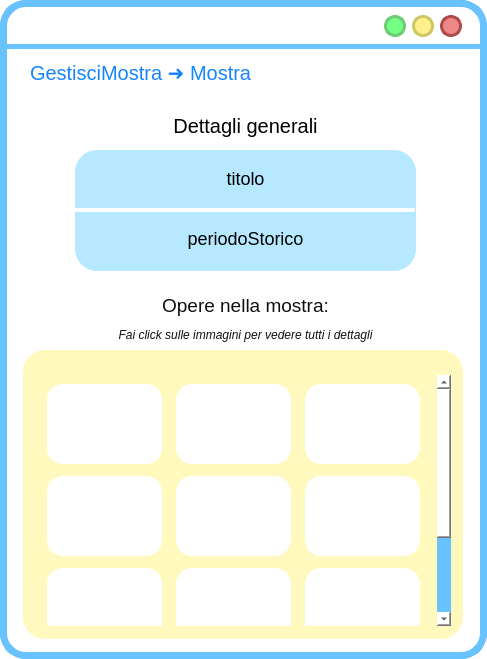
This is ui/VistaMostra.ui in SbattellaMattia/SoftwareEngineering as Qt 5 draws it before an edit. The edited form follows.
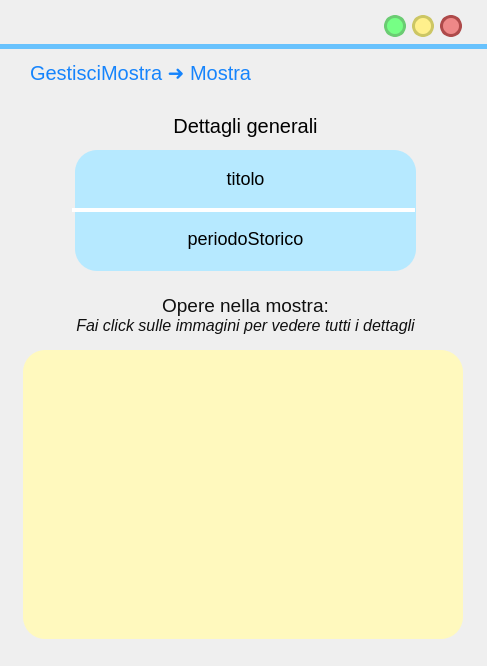
This is the edited form. Icons and pictures are not drawn.

The edit to the form file:
```diff
--- a/ui/VistaMostra.ui
+++ b/ui/VistaMostra.ui
@@ -7,7 +7,7 @@
     <x>0</x>
     <y>0</y>
     <width>487</width>
-    <height>659</height>
+    <height>666</height>
    </rect>
   </property>
   <property name="cursor">
@@ -17,34 +17,7 @@
    <string>MainWindow</string>
   </property>
   <property name="styleSheet">
-   <string notr="true">QWidget{
-background:rgb(255, 255, 255);
-border-radius:26px;
-border-color:rgb(104, 194, 253);
-border-style: solid;
-border-width:7;
-}
-
-QLabel{
-border-width:0;
-font: 20pt &quot;Lato Light&quot;;
-}
-QLineEdit{
-border-width:0;
-font: 14pt &quot;Lato Light&quot;;
-}
-QComboBox{
-border-width:0;
-font: 14pt &quot;Lato Light&quot;;
-}
-QAbstractItemView {
-    border: 3px solid  rgb(104, 194, 253);  
-border-radius:8px;
-  selection-background-color:  rgb(104, 194, 253);
-margin:-2px;
-text-align:center;
-border-width:5;
-}</string>
+   <string notr="true"/>
   </property>
   <widget class="QWidget" name="centralwidget">
    <widget class="QLabel" name="label">
@@ -455,8 +428,8 @@
       <rect>
        <x>0</x>
        <y>0</y>
-       <width>400</width>
-       <height>380</height>
+       <width>421</width>
+       <height>251</height>
       </rect>
      </property>
      <property name="styleSheet">
@@ -485,391 +458,6 @@
         <property name="verticalSpacing">
          <number>12</number>
         </property>
-        <item row="0" column="0">
-         <widget class="QLabel" name="immagineLabel_10">
-          <property name="sizePolicy">
-           <sizepolicy hsizetype="MinimumExpanding" vsizetype="MinimumExpanding">
-            <horstretch>0</horstretch>
-            <verstretch>0</verstretch>
-           </sizepolicy>
-          </property>
-          <property name="minimumSize">
-           <size>
-            <width>100</width>
-            <height>80</height>
-           </size>
-          </property>
-          <property name="styleSheet">
-           <string notr="true">border-radius: 16px;
-background-color: rgba(255, 255, 255, 255);</string>
-          </property>
-          <property name="text">
-           <string/>
-          </property>
-          <property name="scaledContents">
-           <bool>true</bool>
-          </property>
-          <property name="alignment">
-           <set>Qt::AlignCenter</set>
-          </property>
-          <property name="margin">
-           <number>10</number>
-          </property>
-          <property name="indent">
-           <number>10</number>
-          </property>
-         </widget>
-        </item>
-        <item row="1" column="2">
-         <widget class="QLabel" name="immagineLabel_15">
-          <property name="sizePolicy">
-           <sizepolicy hsizetype="MinimumExpanding" vsizetype="MinimumExpanding">
-            <horstretch>0</horstretch>
-            <verstretch>0</verstretch>
-           </sizepolicy>
-          </property>
-          <property name="minimumSize">
-           <size>
-            <width>100</width>
-            <height>80</height>
-           </size>
-          </property>
-          <property name="styleSheet">
-           <string notr="true">border-radius: 16px;
-background-color: rgba(255, 255, 255, 255);</string>
-          </property>
-          <property name="text">
-           <string/>
-          </property>
-          <property name="scaledContents">
-           <bool>true</bool>
-          </property>
-          <property name="alignment">
-           <set>Qt::AlignCenter</set>
-          </property>
-          <property name="margin">
-           <number>10</number>
-          </property>
-          <property name="indent">
-           <number>10</number>
-          </property>
-         </widget>
-        </item>
-        <item row="1" column="0">
-         <widget class="QLabel" name="immagineLabel_11">
-          <property name="sizePolicy">
-           <sizepolicy hsizetype="MinimumExpanding" vsizetype="MinimumExpanding">
-            <horstretch>0</horstretch>
-            <verstretch>0</verstretch>
-           </sizepolicy>
-          </property>
-          <property name="minimumSize">
-           <size>
-            <width>100</width>
-            <height>80</height>
-           </size>
-          </property>
-          <property name="styleSheet">
-           <string notr="true">border-radius: 16px;
-background-color: rgba(255, 255, 255, 255);</string>
-          </property>
-          <property name="text">
-           <string/>
-          </property>
-          <property name="scaledContents">
-           <bool>true</bool>
-          </property>
-          <property name="alignment">
-           <set>Qt::AlignCenter</set>
-          </property>
-          <property name="margin">
-           <number>10</number>
-          </property>
-          <property name="indent">
-           <number>10</number>
-          </property>
-         </widget>
-        </item>
-        <item row="2" column="1">
-         <widget class="QLabel" name="immagineLabel_16">
-          <property name="sizePolicy">
-           <sizepolicy hsizetype="MinimumExpanding" vsizetype="MinimumExpanding">
-            <horstretch>0</horstretch>
-            <verstretch>0</verstretch>
-           </sizepolicy>
-          </property>
-          <property name="minimumSize">
-           <size>
-            <width>100</width>
-            <height>80</height>
-           </size>
-          </property>
-          <property name="styleSheet">
-           <string notr="true">border-radius: 16px;
-background-color: rgba(255, 255, 255, 255);</string>
-          </property>
-          <property name="text">
-           <string/>
-          </property>
-          <property name="scaledContents">
-           <bool>true</bool>
-          </property>
-          <property name="alignment">
-           <set>Qt::AlignCenter</set>
-          </property>
-          <property name="margin">
-           <number>10</number>
-          </property>
-          <property name="indent">
-           <number>10</number>
-          </property>
-         </widget>
-        </item>
-        <item row="2" column="2">
-         <widget class="QLabel" name="immagineLabel_17">
-          <property name="sizePolicy">
-           <sizepolicy hsizetype="MinimumExpanding" vsizetype="MinimumExpanding">
-            <horstretch>0</horstretch>
-            <verstretch>0</verstretch>
-           </sizepolicy>
-          </property>
-          <property name="minimumSize">
-           <size>
-            <width>100</width>
-            <height>80</height>
-           </size>
-          </property>
-          <property name="styleSheet">
-           <string notr="true">border-radius: 16px;
-background-color: rgba(255, 255, 255, 255);</string>
-          </property>
-          <property name="text">
-           <string/>
-          </property>
-          <property name="scaledContents">
-           <bool>true</bool>
-          </property>
-          <property name="alignment">
-           <set>Qt::AlignCenter</set>
-          </property>
-          <property name="margin">
-           <number>10</number>
-          </property>
-          <property name="indent">
-           <number>10</number>
-          </property>
-         </widget>
-        </item>
-        <item row="2" column="0">
-         <widget class="QLabel" name="immagineLabel_18">
-          <property name="sizePolicy">
-           <sizepolicy hsizetype="MinimumExpanding" vsizetype="MinimumExpanding">
-            <horstretch>0</horstretch>
-            <verstretch>0</verstretch>
-           </sizepolicy>
-          </property>
-          <property name="minimumSize">
-           <size>
-            <width>100</width>
-            <height>80</height>
-           </size>
-          </property>
-          <property name="styleSheet">
-           <string notr="true">border-radius: 16px;
-background-color: rgba(255, 255, 255, 255);</string>
-          </property>
-          <property name="text">
-           <string/>
-          </property>
-          <property name="scaledContents">
-           <bool>true</bool>
-          </property>
-          <property name="alignment">
-           <set>Qt::AlignCenter</set>
-          </property>
-          <property name="margin">
-           <number>10</number>
-          </property>
-          <property name="indent">
-           <number>10</number>
-          </property>
-         </widget>
-        </item>
-        <item row="1" column="1">
-         <widget class="QLabel" name="immagineLabel_12">
-          <property name="sizePolicy">
-           <sizepolicy hsizetype="MinimumExpanding" vsizetype="MinimumExpanding">
-            <horstretch>0</horstretch>
-            <verstretch>0</verstretch>
-           </sizepolicy>
-          </property>
-          <property name="minimumSize">
-           <size>
-            <width>100</width>
-            <height>80</height>
-           </size>
-          </property>
-          <property name="styleSheet">
-           <string notr="true">border-radius: 16px;
-background-color: rgba(255, 255, 255, 255);</string>
-          </property>
-          <property name="text">
-           <string/>
-          </property>
-          <property name="scaledContents">
-           <bool>true</bool>
-          </property>
-          <property name="alignment">
-           <set>Qt::AlignCenter</set>
-          </property>
-          <property name="margin">
-           <number>10</number>
-          </property>
-          <property name="indent">
-           <number>10</number>
-          </property>
-         </widget>
-        </item>
-        <item row="0" column="2">
-         <widget class="QLabel" name="immagineLabel_13">
-          <property name="sizePolicy">
-           <sizepolicy hsizetype="MinimumExpanding" vsizetype="MinimumExpanding">
-            <horstretch>0</horstretch>
-            <verstretch>0</verstretch>
-           </sizepolicy>
-          </property>
-          <property name="minimumSize">
-           <size>
-            <width>100</width>
-            <height>80</height>
-           </size>
-          </property>
-          <property name="styleSheet">
-           <string notr="true">border-radius: 16px;
-background-color: rgba(255, 255, 255, 255);</string>
-          </property>
-          <property name="text">
-           <string/>
-          </property>
-          <property name="scaledContents">
-           <bool>true</bool>
-          </property>
-          <property name="alignment">
-           <set>Qt::AlignCenter</set>
-          </property>
-          <property name="margin">
-           <number>10</number>
-          </property>
-          <property name="indent">
-           <number>10</number>
-          </property>
-         </widget>
-        </item>
-        <item row="0" column="1">
-         <widget class="QLabel" name="immagineLabel_14">
-          <property name="sizePolicy">
-           <sizepolicy hsizetype="MinimumExpanding" vsizetype="MinimumExpanding">
-            <horstretch>0</horstretch>
-            <verstretch>0</verstretch>
-           </sizepolicy>
-          </property>
-          <property name="minimumSize">
-           <size>
-            <width>100</width>
-            <height>80</height>
-           </size>
-          </property>
-          <property name="styleSheet">
-           <string notr="true">border-radius: 16px;
-background-color: rgba(255, 255, 255, 255);</string>
-          </property>
-          <property name="text">
-           <string/>
-          </property>
-          <property name="scaledContents">
-           <bool>true</bool>
-          </property>
-          <property name="alignment">
-           <set>Qt::AlignCenter</set>
-          </property>
-          <property name="margin">
-           <number>10</number>
-          </property>
-          <property name="indent">
-           <number>10</number>
-          </property>
-         </widget>
-        </item>
-        <item row="3" column="1">
-         <widget class="QLabel" name="immagineLabel_19">
-          <property name="sizePolicy">
-           <sizepolicy hsizetype="MinimumExpanding" vsizetype="MinimumExpanding">
-            <horstretch>0</horstretch>
-            <verstretch>0</verstretch>
-           </sizepolicy>
-          </property>
-          <property name="minimumSize">
-           <size>
-            <width>100</width>
-            <height>80</height>
-           </size>
-          </property>
-          <property name="styleSheet">
-           <string notr="true">border-radius: 16px;
-background-color: rgba(255, 255, 255, 255);</string>
-          </property>
-          <property name="text">
-           <string/>
-          </property>
-          <property name="scaledContents">
-           <bool>true</bool>
-          </property>
-          <property name="alignment">
-           <set>Qt::AlignCenter</set>
-          </property>
-          <property name="margin">
-           <number>10</number>
-          </property>
-          <property name="indent">
-           <number>10</number>
-          </property>
-         </widget>
-        </item>
-        <item row="3" column="0">
-         <widget class="QLabel" name="immagineLabel_21">
-          <property name="sizePolicy">
-           <sizepolicy hsizetype="MinimumExpanding" vsizetype="MinimumExpanding">
-            <horstretch>0</horstretch>
-            <verstretch>0</verstretch>
-           </sizepolicy>
-          </property>
-          <property name="minimumSize">
-           <size>
-            <width>100</width>
-            <height>80</height>
-           </size>
-          </property>
-          <property name="styleSheet">
-           <string notr="true">border-radius: 16px;
-background-color: rgba(255, 255, 255, 255);</string>
-          </property>
-          <property name="text">
-           <string/>
-          </property>
-          <property name="scaledContents">
-           <bool>true</bool>
-          </property>
-          <property name="alignment">
-           <set>Qt::AlignCenter</set>
-          </property>
-          <property name="margin">
-           <number>10</number>
-          </property>
-          <property name="indent">
-           <number>10</number>
-          </property>
-         </widget>
-        </item>
        </layout>
       </item>
      </layout>
@@ -879,7 +467,7 @@
     <property name="geometry">
      <rect>
       <x>-20</x>
-      <y>320</y>
+      <y>310</y>
       <width>531</width>
       <height>31</height>
      </rect>
@@ -898,7 +486,7 @@
 </string>
     </property>
     <property name="text">
-     <string>&lt;html&gt;&lt;head/&gt;&lt;body&gt;&lt;p&gt;&lt;span style=&quot; font-size:9pt; font-style:italic;&quot;&gt;Fai click sulle immagini per vedere tutti i dettagli&lt;/span&gt;&lt;/p&gt;&lt;/body&gt;&lt;/html&gt;</string>
+     <string>&lt;html&gt;&lt;head/&gt;&lt;body&gt;&lt;p&gt;&lt;span style=&quot; font-size:12pt; font-style:italic;&quot;&gt;Fai click sulle immagini per vedere tutti i dettagli&lt;/span&gt;&lt;/p&gt;&lt;/body&gt;&lt;/html&gt;</string>
     </property>
     <property name="alignment">
      <set>Qt::AlignCenter</set>
```
